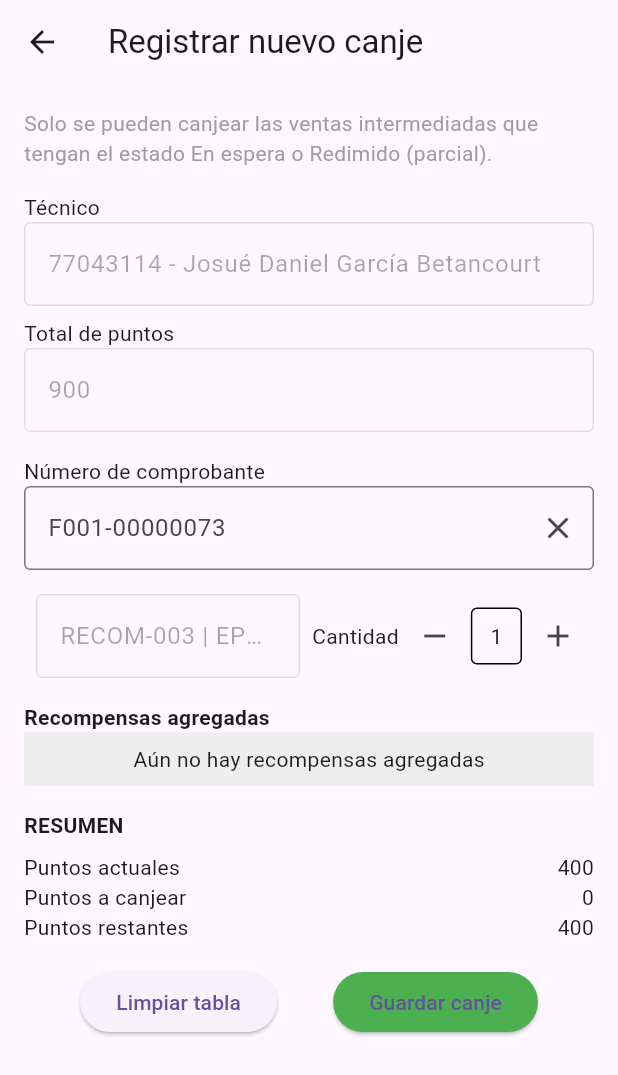
After one commit to RaulTorreM/Fidelizacion_Tecnicos_Movil, a Flutter app: the SolicitudCanjePage screen opened directly, on a phone screen of 412 x 824 dp. The commit adds this screen. Shown: the top 1075 px of the screen. Run offline on Flutter 3.47's test engine with Material 3 defaults, Android fonts, the phone set to English and light mode, and no system bars; our stand-ins replace dio, retrofit; generated files the repository leaves out were written again; network calls fail.

Commit message:
Se añadió interfaz para proxima funcion de canjes, se mejoro y corrigió con la nueva db el ventasIntermediadas y ventasDetalles

```diff
--- a/lib/data/models/venta_intermediada.dart
+++ b/lib/data/models/venta_intermediada.dart
@@ -1,45 +1,46 @@
 import 'package:json_annotation/json_annotation.dart';
 
-part 'venta_intermediada.g.dart'; // Asegúrate de que esta línea esté presente
+part 'venta_intermediada.g.dart';
 
 @JsonSerializable()
 class VentaIntermediada {
-  String idVentaIntermediada;
-  String idTecnico;
-  String nombreCliente;
-  String tipoCodigoCliente;
-  String codigoCliente;
-  DateTime fechaHoraEmision;
-  DateTime fechaHoraCargada;
-  double montoTotal;
-  int puntosGanados;
-  String estado;
+  final String idVentaIntermediada;
+  final String idTecnico;
+  final String nombreTecnico;
+  final String tipoCodigoCliente_VentaIntermediada;
+  final String codigoCliente_VentaIntermediada;
+  final String nombreCliente_VentaIntermediada;
+  final String fechaHoraEmision_VentaIntermediada;
+  final String fechaHoraCargada_VentaIntermediada;
+  final double montoTotal_VentaIntermediada;
+  final int puntosGanados_VentaIntermediada;
+  final int puntosActuales_VentaIntermediada;
+  final int idEstadoVenta;
+  final String? estado_nombre;
+  final String? created_at;
+  final String? updated_at;
+  final String? deleted_at;
 
   VentaIntermediada({
     required this.idVentaIntermediada,
     required this.idTecnico,
-    required this.nombreCliente,
-    required this.tipoCodigoCliente,
-    required this.codigoCliente,
-    required this.fechaHoraEmision,
-    required this.fechaHoraCargada,
-    required this.montoTotal,
-    required this.puntosGanados,
-    required this.estado,
+    required this.nombreTecnico,
+    required this.tipoCodigoCliente_VentaIntermediada,
+    required this.codigoCliente_VentaIntermediada,
+    required this.nombreCliente_VentaIntermediada,
+    required this.fechaHoraEmision_VentaIntermediada,
+    required this.fechaHoraCargada_VentaIntermediada,
+    required this.montoTotal_VentaIntermediada,
+    required this.puntosGanados_VentaIntermediada,
+    required this.puntosActuales_VentaIntermediada,
+    required this.idEstadoVenta,
+    this.estado_nombre,
+    this.created_at,
+    this.updated_at,
+    this.deleted_at,
   });
 
-  factory VentaIntermediada.fromJson(Map<String, dynamic> json) {
-    return VentaIntermediada(
-      idVentaIntermediada: json['idVentaIntermediada'] as String? ?? '',
-      idTecnico: json['idTecnico'] as String? ?? '',
-      nombreCliente: json['nombreCliente_VentaIntermediada'] as String? ?? 'Sin nombre',
-      tipoCodigoCliente: json['tipoCodigoCliente_VentaIntermediada'] as String? ?? '',
-      codigoCliente: json['codigoCliente_VentaIntermediada'] as String? ?? '',
-      fechaHoraEmision: DateTime.parse(json['fechaHoraEmision_VentaIntermediada'] as String),
-      fechaHoraCargada: DateTime.parse(json['fechaHoraCargada_VentaIntermediada'] as String),
-      montoTotal: (json['montoTotal_VentaIntermediada'] as num?)?.toDouble() ?? 0.0,
-      puntosGanados: json['puntosGanados_VentaIntermediada'] as int? ?? 0,
-      estado: json['estadoVentaIntermediada'] as String? ?? 'Desconocido',
-    );
-  }
+  factory VentaIntermediada.fromJson(Map<String, dynamic> json) => _$VentaIntermediadaFromJson(json);
+
+  Map<String, dynamic> toJson() => _$VentaIntermediadaToJson(this);
 }
--- a/lib/data/repositories/tecnico_repository.dart
+++ b/lib/data/repositories/tecnico_repository.dart
@@ -32,7 +32,7 @@ class TecnicoRepository {
   // Método para obtener la lista de técnicos
   Future<List<Tecnico>> obtenerTecnicos() async {
     try {
-      final response = await _apiService.getAllTecnicos();
+      final response = await _apiService.getAllLoginTecnicos();
       return response;
     } catch (e) {
       throw Exception('Error al obtener técnicos: $e');
--- a/lib/logic/login_bloc.dart
+++ b/lib/logic/login_bloc.dart
@@ -29,9 +29,9 @@ class LoginBloc with ChangeNotifier {
     try {
       // Crear el objeto LoginRequest con los datos de login
       final loginRequest = LoginRequest(
-        celularTecnico: "964866527",
+        // celularTecnico: "964866527",
         // password: "asd",
-        // celularTecnico: celular,
+        celularTecnico: celular,
         password: password,
       );
 
--- a/lib/main.dart
+++ b/lib/main.dart
@@ -1,3 +1,4 @@
+import 'package:fidelizacion_tecnicos/ui/screens/home_page.dart';
 import 'package:flutter/material.dart';
 import 'package:provider/provider.dart';
 import 'ui/screens/login_page.dart';
@@ -41,7 +42,7 @@ class MyApp extends StatelessWidget {
         ),
         initialRoute: '/',
         routes: {
-          '/': (context) => LoginPage(),
+          '/': (context) => HomePage(),
         },
       ),
     );
--- a/lib/services/api_service.dart
+++ b/lib/services/api_service.dart
@@ -11,7 +11,7 @@ import '../data/models/tecnico_response.dart';
 
 part 'api_service.g.dart'; // Asegúrate de tener el archivo generado
 
-@RestApi(baseUrl: "http://192.168.0.15/ProbandoDIMACOF/public/api/")
+@RestApi(baseUrl: "http://192.168.0.15/FidelizacionTecnicos/public/api/")
 abstract class ApiService {
   factory ApiService(Dio dio, {String baseUrl}) = _ApiService;
 
@@ -33,8 +33,8 @@ abstract class ApiService {
   Future<LoginResponse> loginTecnico(@Body() LoginRequest loginRequest);
 
 
-  @GET("/loginmovil/login-DataTecnico")
-  Future<List<Tecnico>> getAllTecnicos();
+  @GET("/loginmovil/login-DataTecnicos")
+  Future<List<Tecnico>> getAllLoginTecnicos();
 
   @GET("/ventas-intermediadas/{idTecnico}")
   Future<List<VentaIntermediada>> getVentasIntermediadas(@Path("idTecnico") String idTecnico);
--- a/lib/ui/screens/historialVentas_page.dart
+++ b/lib/ui/screens/historialVentas_page.dart
@@ -16,7 +16,6 @@ class _HistorialVentasPageState extends State<HistorialVentasPage> {
   late Future<List<VentaIntermediada>> _ventas;
   final ApiService _apiService = ApiService.create(); // Definición de _apiService
 
-  @override
       void initState() {
         super.initState();
         _ventas = _fetchVentas();
@@ -24,6 +23,21 @@ class _HistorialVentasPageState extends State<HistorialVentasPage> {
 
       Future<List<VentaIntermediada>> _fetchVentas() async {
         return await _apiService.getVentasIntermediadas(widget.idTecnico);
+      }
+
+      Color getColorForEstado(int estado) {
+        switch (estado) {
+          case 1:
+            return const Color.fromARGB(255, 8, 93, 163);
+          case 2:
+            return const Color.fromARGB(255, 206, 186, 7);
+          case 3:
+            return Colors.green;
+          case 4:
+            return const Color.fromARGB(157, 107, 22, 15);
+          default:
+            return Colors.grey;
+        }
       }
 
     @override
@@ -49,17 +63,16 @@ class _HistorialVentasPageState extends State<HistorialVentasPage> {
               padding: const EdgeInsets.all(16.0),
               child: GridView.builder(
                 gridDelegate: const SliverGridDelegateWithFixedCrossAxisCount(
-                crossAxisCount: 2, // Número de columnas
-                crossAxisSpacing: 16.0, // Espacio horizontal entre tarjetas
-                mainAxisSpacing: 16.0, // Espacio vertical entre tarjetas
-                childAspectRatio: 1.2, // Ajusta la proporción de las tarjetas
+                  crossAxisCount: 2,
+                  crossAxisSpacing: 16.0,
+                  mainAxisSpacing: 16.0,
+                  childAspectRatio: 1.2,
                 ),
                 itemCount: ventas.length,
                 itemBuilder: (context, index) {
                   final venta = ventas[index];
                   return GestureDetector(
                     onTap: () {
-                    // Navega a la página de detalles de la venta
                       Navigator.push(
                         context,
                         MaterialPageRoute(
@@ -68,7 +81,7 @@ class _HistorialVentasPageState extends State<HistorialVentasPage> {
                       );
                     },
                     child: Card(
-                    color: const Color(0xFFE2E2B6),
+                      color: getColorForEstado(venta.idEstadoVenta), // Color según estado
                       shape: RoundedRectangleBorder(
                         borderRadius: BorderRadius.circular(12),
                       ),
@@ -82,23 +95,23 @@ class _HistorialVentasPageState extends State<HistorialVentasPage> {
                               style: const TextStyle(
                                 fontSize: 15,
                                 fontWeight: FontWeight.bold,
-                              color: Color(0xFF03346E),
+                                color: Color.fromARGB(255, 0, 0, 0),
                               ),
                             ),
                             const SizedBox(height: 5),
                             Text(
-                            venta.nombreCliente,
+                              venta.nombreCliente_VentaIntermediada,
                               style: const TextStyle(
                                 fontSize: 11,
-                              color: Color.fromARGB(255, 161, 67, 4),
+                                color: Color.fromARGB(255, 241, 73, 6),
                               ),
                             ),
                             const SizedBox(height: 8),
                             Text(
-                            venta.fechaHoraEmision.toString(),
+                              venta.fechaHoraEmision_VentaIntermediada,
                               style: const TextStyle(
                                 fontSize: 12,
-                              color: Color(0xFF021526),
+                                color: Color.fromARGB(255, 2, 15, 26),
                               ),
                             ),
                           ],
@@ -113,4 +126,5 @@ class _HistorialVentasPageState extends State<HistorialVentasPage> {
         ),
       );
 }
+
 }
--- a/lib/ui/screens/login_page.dart
+++ b/lib/ui/screens/login_page.dart
@@ -13,7 +13,7 @@ class LoginPage extends StatelessWidget {
   Future<void> _testApiConnection(BuildContext context) async {
     final dio = Dio(); // Crea una instancia de Dio
     try {
-      final response = await dio.get("http://192.168.0.15/ProbandoDIMACOF/public/api/loginmovil/login-DataTecnicos");
+      final response = await dio.get("http://192.168.0.15/FidelizacionTecnicos/public/api/loginmovil/login-DataTecnicos");
 
       if (response.statusCode == 200) {
         if (response.data is List) {
--- a/lib/ui/screens/menu_page.dart
+++ b/lib/ui/screens/menu_page.dart
@@ -3,6 +3,7 @@ import 'profile_page.dart';
 import 'historialVentas_page.dart';
 import '../../data/models/tecnico.dart';
 import '../screens/recompensas_page.dart';
+import '../screens/solicitudCanje_page.dart';
 import '../../logic/login_bloc.dart';
 import 'package:provider/provider.dart';
 import 'home_page.dart';
@@ -162,6 +163,14 @@ class _MenuPageState extends State<MenuPage> {
                 ),
               );
             }),
+            _buildMenuCard('Solicitar Canje', Icons.badge, () {
+              Navigator.push(
+                context,
+                MaterialPageRoute(
+                  builder: (context) => SolicitudCanjePage(),
+                ),
+              );
+            }),
           ],
         ),
       ),
--- /dev/null
+++ b/lib/ui/screens/solicitudCanje_page.dart
@@ -0,0 +1,183 @@
+import 'package:flutter/material.dart';
+
+class SolicitudCanjePage extends StatelessWidget {
+  @override
+  Widget build(BuildContext context) {
+    return Scaffold(
+      appBar: AppBar(
+        title: Text('Registrar nuevo canje'),
+      ),
+      body: SingleChildScrollView( // Hace desplazable toda la pantalla
+        child: Padding(
+          padding: const EdgeInsets.all(16.0),
+          child: Column(
+            crossAxisAlignment: CrossAxisAlignment.start,
+            children: [
+              Text(
+                'Solo se pueden canjear las ventas intermediadas que tengan el estado En espera o Redimido (parcial).',
+                style: TextStyle(fontSize: 14, color: Colors.grey),
+              ),
+              SizedBox(height: 16),
+              _buildTechnicianInfo(),
+              SizedBox(height: 16),
+              _buildComprobanteField(),
+              SizedBox(height: 16),
+              _buildRewardSelection(),
+              SizedBox(height: 16),
+              _buildRewardsTable(),
+              SizedBox(height: 16),
+              _buildResumen(),
+              SizedBox(height: 16),
+              Row(
+                mainAxisAlignment: MainAxisAlignment.spaceEvenly,
+                children: [
+                  ElevatedButton(
+                    onPressed: () {
+                      // Acción de limpiar tabla
+                    },
+                    child: Text('Limpiar tabla'),
+                  ),
+                  ElevatedButton(
+                    onPressed: () {
+                      // Acción de guardar canje
+                    },
+                    style: ElevatedButton.styleFrom(backgroundColor: Colors.green),
+                    child: Text('Guardar canje'),
+                  ),
+                ],
+              ),
+            ],
+          ),
+        ),
+      ),
+    );
+  }
+
+  Widget _buildTechnicianInfo() {
+    return Column(
+      crossAxisAlignment: CrossAxisAlignment.start,
+      children: [
+        Text("Técnico"),
+        TextField(
+          enabled: false,
+          decoration: InputDecoration(
+            hintText: '77043114 - Josué Daniel García Betancourt',
+            border: OutlineInputBorder(),
+          ),
+        ),
+        SizedBox(height: 8),
+        Text("Total de puntos"),
+        TextField(
+          enabled: false,
+          decoration: InputDecoration(
+            hintText: '900',
+            border: OutlineInputBorder(),
+          ),
+        ),
+      ],
+    );
+  }
+
+  Widget _buildComprobanteField() {
+    return Column(
+      crossAxisAlignment: CrossAxisAlignment.start,
+      children: [
+        Text("Número de comprobante"),
+        TextField(
+          decoration: InputDecoration(
+            hintText: 'F001-00000073',
+            border: OutlineInputBorder(),
+            suffixIcon: Icon(Icons.clear),
+          ),
+        ),
+      ],
+    );
+  }
+
+  Widget _buildRewardSelection() {
+    return Row(
+      children: [
+
+        SizedBox(width: 8),
+        Flexible(
+          flex: 5,
+          child: TextField(
+            enabled: false,
+            decoration: InputDecoration(
+              hintText: 'RECOM-003 | EPP | Par de rodilleras...',
+              border: OutlineInputBorder(),
+            ),
+          ),
+        ),
+        SizedBox(width: 8),
+        Text("Cantidad"),
+        IconButton(
+          onPressed: () {},
+          icon: Icon(Icons.remove),
+        ),
+        Container(
+          padding: EdgeInsets.symmetric(horizontal: 12, vertical: 8),
+          decoration: BoxDecoration(
+            border: Border.all(),
+            borderRadius: BorderRadius.circular(4),
+          ),
+          child: Text('1'),
+        ),
+        IconButton(
+          onPressed: () {},
+          icon: Icon(Icons.add),
+        ),
+      ],
+    );
+}
+
+  Widget _buildRewardsTable() {
+    return Column(
+      crossAxisAlignment: CrossAxisAlignment.start,
+      children: [
+        Text(
+          "Recompensas agregadas",
+          style: TextStyle(fontWeight: FontWeight.bold),
+        ),
+        Container(
+          padding: EdgeInsets.all(8),
+          color: Colors.grey[200],
+          child: Center(
+            child: Text("Aún no hay recompensas agregadas"),
+          ),
+        ),
+      ],
+    );
+  }
+
+  Widget _buildResumen() {
+    return Column(
+      crossAxisAlignment: CrossAxisAlignment.start,
+      children: [
+        Text("RESUMEN", style: TextStyle(fontWeight: FontWeight.bold)),
+        SizedBox(height: 8),
+        Row(
+          mainAxisAlignment: MainAxisAlignment.spaceBetween,
+          children: [
+            Text("Puntos actuales"),
+            Text("400"),
+          ],
+        ),
+        Row(
+          mainAxisAlignment: MainAxisAlignment.spaceBetween,
+          children: [
+            Text("Puntos a canjear"),
+            Text("0"),
+          ],
+        ),
+        Row(
+          mainAxisAlignment: MainAxisAlignment.spaceBetween,
+          children: [
+            Text("Puntos restantes"),
+            Text("400"),
+          ],
+        ),
+      ],
+    );
+  }
+}
--- a/lib/ui/screens/ventaDetalle_page.dart
+++ b/lib/ui/screens/ventaDetalle_page.dart
@@ -26,12 +26,12 @@ class VentaDetallePage extends StatelessWidget {
               const SizedBox(height: 20),
 
               // Información de la Venta
-              _buildInfoCard('Cliente', venta.nombreCliente),
-              _buildInfoCard('Fecha y Hora de Emisión', venta.fechaHoraEmision.toString()),
-              _buildInfoCard('Fecha y Hora Cargada', venta.fechaHoraCargada.toString()),
-              _buildInfoCard('Monto Total', '\$${venta.montoTotal}'),
-              _buildInfoCard('Puntos Generados', '${venta.puntosGanados}'),
-              _buildInfoCard('Estado', venta.estado),
+              _buildInfoCard('Cliente', venta.nombreCliente_VentaIntermediada),
+              _buildInfoCard('Fecha y Hora de Emisión', venta.fechaHoraEmision_VentaIntermediada.toString()),
+              _buildInfoCard('Fecha y Hora Cargada', venta.fechaHoraCargada_VentaIntermediada.toString()),
+              _buildInfoCard('Monto Total', '\$${venta.montoTotal_VentaIntermediada}'),
+              _buildInfoCard('Puntos Generados', '${venta.puntosGanados_VentaIntermediada}'),
+              _buildInfoCard('Estado', venta.estado_nombre!.toString()),
 
               const SizedBox(height: 20),
             ],
```
Also changed, not shown: lib/data/models/venta_intermediada.g.dart, lib/services/api_service.g.dart. Lines whose indentation alone changed are shown as unchanged.
